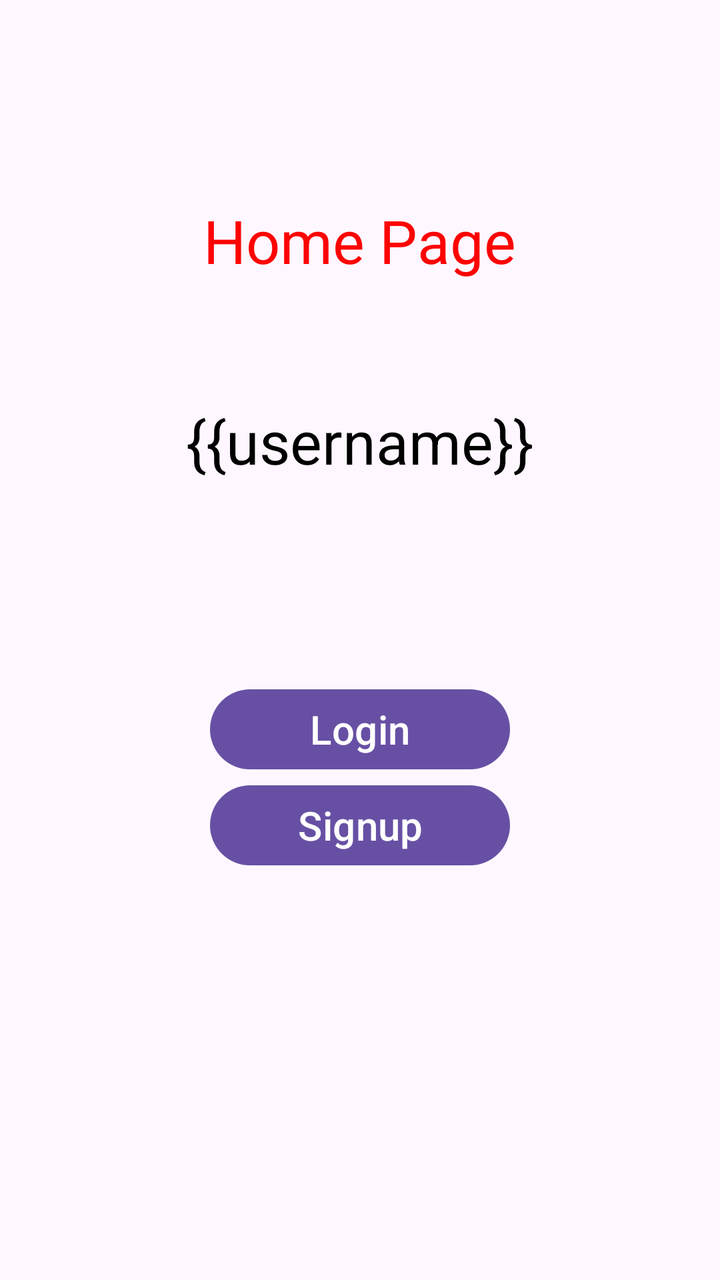
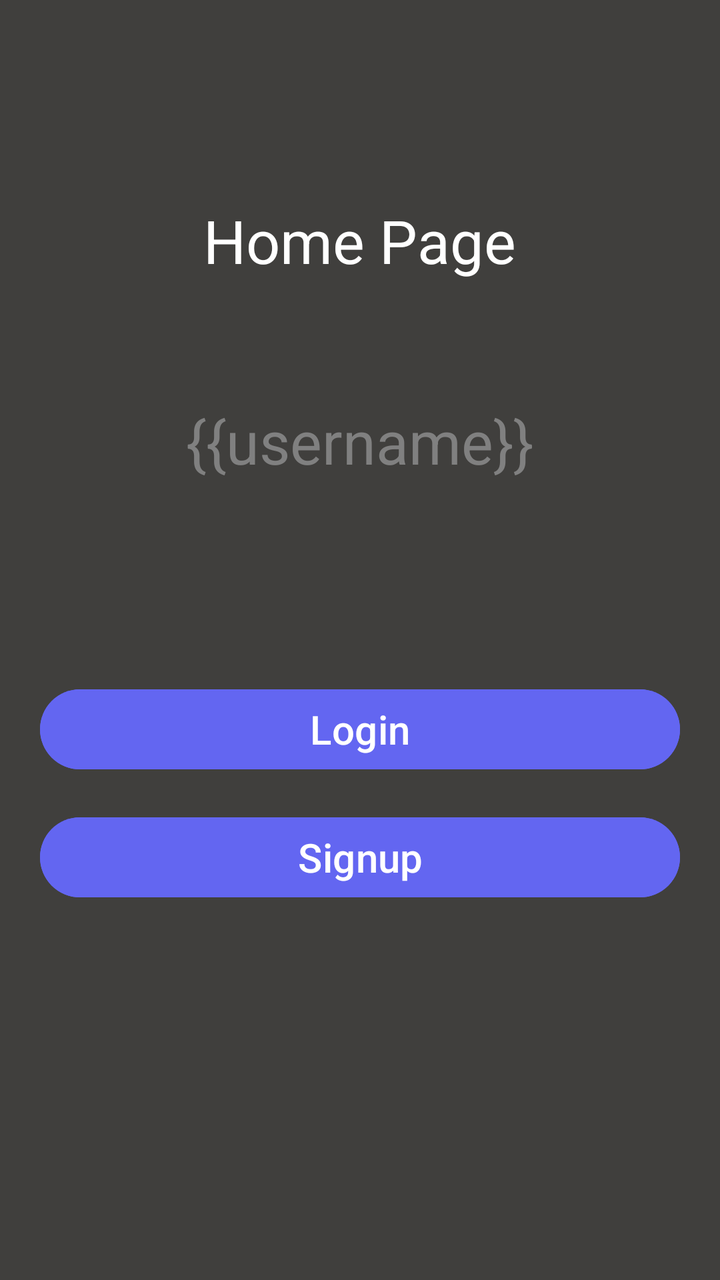

Two renders of the same Android screen: before a commit and after it. Below are the layout's source before the change and the commit's diff.
<!-- AndroidManifest.xml: application theme Theme.AndroidExample -->
<!-- res/layout/activity_main.xml -->
<?xml version="1.0" encoding="utf-8"?>
<androidx.appcompat.widget.LinearLayoutCompat
    xmlns:tools="http://schemas.android.com/tools"
    xmlns:android="http://schemas.android.com/apk/res/android"
    tools:context=".MainActivity"
    android:layout_height="match_parent"
    android:layout_width="match_parent"
    android:orientation="vertical">

    <TextView
        android:id="@+id/main_msg_txt"
        android:layout_width="wrap_content"
        android:layout_height="wrap_content"
        android:text="Home Page"
        android:layout_gravity="center"
        android:layout_marginTop="100dp"
        android:layout_marginBottom="50dp"
        android:textSize="30dp"
        android:textColor="#fc0303">
    </TextView>

    <TextView
        android:id="@+id/main_username_txt"
        android:layout_width="wrap_content"
        android:layout_height="wrap_content"
        android:text="{{username}}"
        android:layout_gravity="center"
        android:layout_marginTop="10dp"
        android:layout_marginBottom="100dp"
        android:textSize="30dp"
        android:textColor="#000000">
    </TextView>


    <Button
        android:id="@+id/main_login_btn"
        android:layout_width="150dp"
        android:layout_height="wrap_content"
        android:layout_gravity="center"
        android:text="Login"
        android:textSize="20sp"
        android:textColor="#ffffff">
    </Button>

    <Button
        android:id="@+id/main_signup_btn"
        android:layout_width="150dp"
        android:layout_height="wrap_content"
        android:layout_gravity="center"
        android:text="Signup"
        android:textSize="20sp"
        android:textColor="#ffffff">
    </Button>


</androidx.appcompat.widget.LinearLayoutCompat>
<!-- resources referenced by this layout -->
<resources>
  <style name="Theme.AndroidExample" parent="Base.Theme.AndroidExample" />
  <style name="Base.Theme.AndroidExample" parent="Theme.Material3.DayNight.NoActionBar">
          
          
      </style>
</resources>

<!-- the commit's change to res/layout/activity_main.xml (unified diff, before → after) -->
@@ -1,56 +1,55 @@
 <?xml version="1.0" encoding="utf-8"?>
-<androidx.appcompat.widget.LinearLayoutCompat
+<androidx.appcompat.widget.LinearLayoutCompat xmlns:android="http://schemas.android.com/apk/res/android"
     xmlns:tools="http://schemas.android.com/tools"
-    xmlns:android="http://schemas.android.com/apk/res/android"
-    tools:context=".MainActivity"
+    android:layout_width="match_parent"
     android:layout_height="match_parent"
-    android:layout_width="match_parent"
-    android:orientation="vertical">
+    android:background="#EA2F2F2C"
+    android:orientation="vertical"
+    tools:context=".MainActivity">
 
     <TextView
         android:id="@+id/main_msg_txt"
         android:layout_width="wrap_content"
         android:layout_height="wrap_content"
-        android:text="Home Page"
         android:layout_gravity="center"
         android:layout_marginTop="100dp"
         android:layout_marginBottom="50dp"
-        android:textSize="30dp"
-        android:textColor="#fc0303">
-    </TextView>
+        android:text="Home Page"
+        android:textColor="#FFFFFF"
+        android:textSize="30dp"></TextView>
 
     <TextView
         android:id="@+id/main_username_txt"
         android:layout_width="wrap_content"
         android:layout_height="wrap_content"
-        android:text="{{username}}"
         android:layout_gravity="center"
         android:layout_marginTop="10dp"
         android:layout_marginBottom="100dp"
-        android:textSize="30dp"
-        android:textColor="#000000">
-    </TextView>
-
+        android:text="{{username}}"
+        android:textColor="#808080"
+        android:textSize="30dp"></TextView>
 
     <Button
         android:id="@+id/main_login_btn"
-        android:layout_width="150dp"
+        android:layout_width="match_parent"
         android:layout_height="wrap_content"
         android:layout_gravity="center"
+        android:layout_marginHorizontal="20dp"
+        android:layout_marginBottom="16dp"
+        android:backgroundTint="#6366f1"
         android:text="Login"
-        android:textSize="20sp"
-        android:textColor="#ffffff">
-    </Button>
+        android:textColor="#ffffff"
+        android:textSize="20sp"></Button>
 
     <Button
         android:id="@+id/main_signup_btn"
-        android:layout_width="150dp"
+        android:layout_width="match_parent"
         android:layout_height="wrap_content"
         android:layout_gravity="center"
+        android:layout_marginHorizontal="20dp"
+        android:backgroundTint="#6366f1"
         android:text="Signup"
-        android:textSize="20sp"
-        android:textColor="#ffffff">
-    </Button>
-
+        android:textColor="#ffffff"
+        android:textSize="20sp"></Button>
 
 </androidx.appcompat.widget.LinearLayoutCompat>
